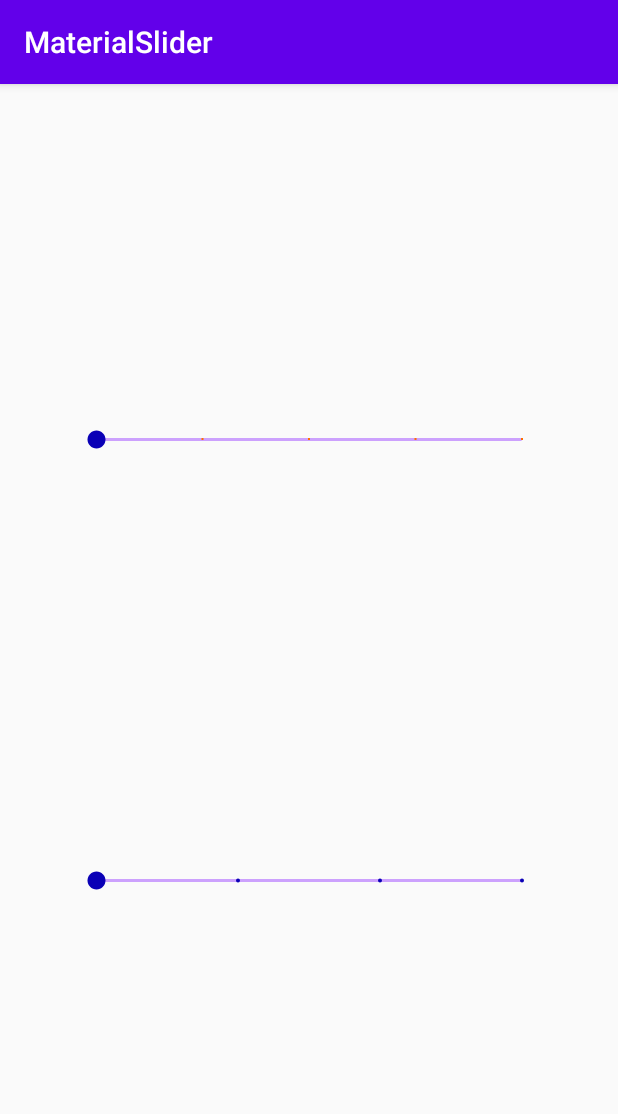
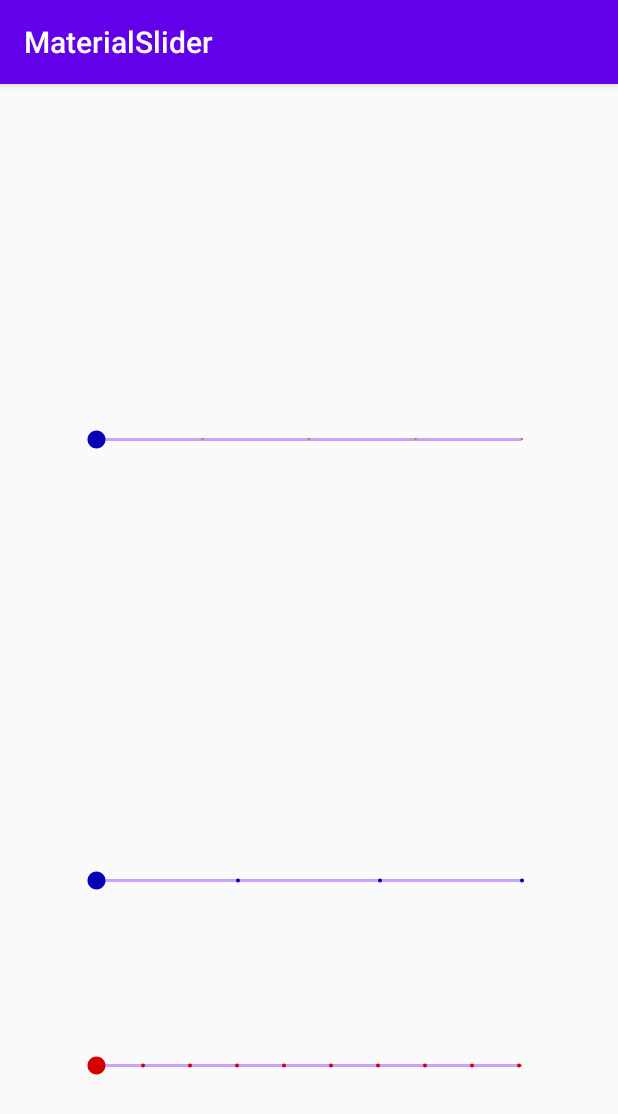
Before and after one commit to SafetyMarcus/MaterialSlider, an Android app: the screen it shows after launch (MainActivity), on a phone screen of 412 x 824 dp. Shown: the top 1114 px of the screen. Run offline under Robolectric (Android 15) with nearby library versions, the phone set to English and light mode, and no system bars; 1 statement that could not run was skipped.

Commit message:
Starting to use attributed values

```diff
--- a/app/src/main/java/com/safetymarcus/materialslider/MaterialSlider.kt
+++ b/app/src/main/java/com/safetymarcus/materialslider/MaterialSlider.kt
@@ -39,7 +39,10 @@ class MaterialSlider(context: Context?, attrs: AttributeSet?) : SeekBar(context,
 	//Used for animation purposes
 	private var progressStart = 0
 
-	//TODO change these to passed in attributes
+	/**
+	 * The number of sections to be shown.
+	 * e.g. with 3 sections, the values will be 0, 1, 2, 3
+	 */
 	private var sections = 3
 	private var increments = ArrayList<Int>().apply {
 		for (i in _min.._max step _max / sections)
@@ -63,7 +66,6 @@ class MaterialSlider(context: Context?, attrs: AttributeSet?) : SeekBar(context,
 		max = _max
 		min = _min
 
-		thumb.setColorFilter(R.color.colorPrimaryDark.getColour(context), PorterDuff.Mode.SRC_IN)
 		setOnSeekBarChangeListener(object : SeekBar.OnSeekBarChangeListener
 		{
 			override fun onProgressChanged(seekBar: SeekBar?, value: Int, fromUser: Boolean)
@@ -84,6 +86,15 @@ class MaterialSlider(context: Context?, attrs: AttributeSet?) : SeekBar(context,
 				animateBetweenValues(progress, end, 100)
 			}
 		})
+
+		context?.obtainStyledAttributes(attrs, R.styleable.MaterialSlider)?.let {
+			val thumbColor = it.getColor(R.styleable.MaterialSlider_thumbColour, R.color.colorPrimaryDark.getColour(context))
+			thumb.setColorFilter(thumbColor, PorterDuff.Mode.SRC_IN)
+			tickBeforePaint.color = it.getColor(R.styleable.MaterialSlider_tickSelectedColour, R.color.colorAccent.getColour(context))
+			tickAfterPaint.color = it.getColor(R.styleable.MaterialSlider_tickColour, R.color.colorPrimaryDark.getColour(context))
+			sections = it.getInt(R.styleable.MaterialSlider_sections, 3)
+			it.recycle()
+		}
 	}
 
 	override fun onTouchEvent(event: MotionEvent?): Boolean
--- a/app/src/main/res/layout/activity_main.xml
+++ b/app/src/main/res/layout/activity_main.xml
@@ -39,4 +39,21 @@
         android:layout_margin="48dp"
         android:progressDrawable="@drawable/progress_drawable"/>
 
+    <com.safetymarcus.materialslider.MaterialSlider
+        android:id="@+id/materialSlider2"
+        android:layout_width="0dp"
+        android:layout_height="wrap_content"
+        android:minHeight="2dp"
+        android:maxHeight="2dp"
+        app:sections="9"
+        app:thumbColour="@color/thumbAlternate"
+        app:tickColour="@color/primaryDarkAlternate"
+        app:tickSelectedColour="@color/primaryAlternate"
+        app:layout_constraintLeft_toLeftOf="parent"
+        app:layout_constraintRight_toRightOf="parent"
+        app:layout_constraintTop_toBottomOf="@id/materialSlider"
+        app:layout_constraintBottom_toBottomOf="parent"
+        android:layout_margin="48dp"
+        android:progressDrawable="@drawable/progress_drawable"/>
+
 </android.support.constraint.ConstraintLayout>
--- /dev/null
+++ b/app/src/main/res/values/attrs.xml
@@ -0,0 +1,10 @@
+<?xml version="1.0" encoding="utf-8"?>
+<resources>
+    <declare-styleable name="MaterialSlider">
+        <attr name="sections" format="integer"/>
+        <attr name="tickColour" format="color"/>
+        <attr name="tickSelectedColour" format="color"/>
+        <attr name="thumbColour" format="color"/>
+
+    </declare-styleable>
+</resources>
--- a/app/src/main/res/values/colors.xml
+++ b/app/src/main/res/values/colors.xml
@@ -4,4 +4,8 @@
     <color name="colorPrimaryDark">#0a00b6</color>
     <color name="colorAccent">#ff6d00</color>
     <color name="track">#7f9d46ff</color>
+
+    <color name="primaryAlternate">#e64a19</color>
+    <color name="primaryDarkAlternate">#d50000</color>
+    <color name="thumbAlternate">#d50000</color>
 </resources>
```
Also changed, not shown: 1 other file.
